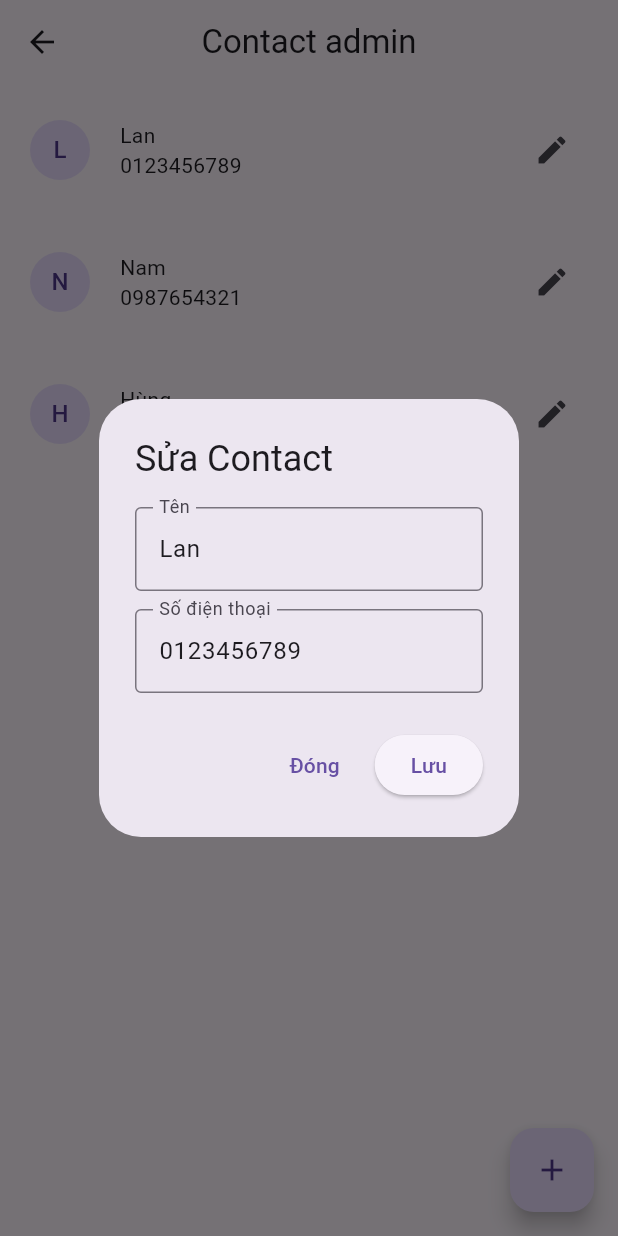
After one commit to toiluoicode/app_login_bloc, a Flutter app: the ListContactScreen screen opened directly with sample values from the repository, after a tap on the "edit" icon, on a phone screen of 412 x 824 dp. The commit adds this screen. Run offline on Flutter 3.47's test engine with Material 3 defaults, Android fonts, the phone set to English and light mode, and no system bars; our stand-ins replace equatable, flutter_bloc, shared_preferences; accounts and stored records are empty.

Commit message:
update contact

```diff
--- a/devtools_options.yaml
+++ b/devtools_options.yaml
@@ -1,3 +1,5 @@
 description: This file stores settings for Dart & Flutter DevTools.
 documentation: https://docs.flutter.dev/tools/devtools/extensions#configure-extension-enablement-states
 extensions:
+  - provider: true
+  - shared_preferences: true
--- a/lib/blocs/contact_list/contact_events.dart
+++ b/lib/blocs/contact_list/contact_events.dart
@@ -24,7 +24,10 @@ class DeleteContact extends ContactListEvent {
 
 }
 class UpdateContact extends ContactListEvent{
+  final Contact oldcontact;
+  final Contact newcontact;
+  UpdateContact({required this.oldcontact, required this.newcontact});
   @override
   // TODO: implement props
-  List<Object?> get props => [];
+  List<Object?> get props => [oldcontact, newcontact];
 }
--- a/lib/blocs/login/login_bloc.dart
+++ b/lib/blocs/login/login_bloc.dart
@@ -3,13 +3,12 @@ import 'package:flutter_bloc/flutter_bloc.dart';
 import 'package:login_app_bloc/blocs/login/login_event.dart';
 import 'package:login_app_bloc/blocs/login/login_state.dart';
 import 'package:login_app_bloc/entitys/user.dart';
-import 'package:login_app_bloc/mock/mock_data.dart';
 import 'package:login_app_bloc/storage/user_storage.dart';
 
 class LoginBloc extends Bloc<LoginEvent, LoginState> {
   LoginBloc() : super(LoginInit()) {
     on<LoginButtonPress>(_onPressLoginButton);
-    on<LoginReset>(_onResetLogin);
+
   }
   Future<void> _onPressLoginButton(
     LoginButtonPress event,
@@ -27,7 +26,4 @@ class LoginBloc extends Bloc<LoginEvent, LoginState> {
       emit(LoginFailed(null));
     }
   }
-  void _onResetLogin(LoginReset event, Emitter<LoginState> emit) {
-    emit(LoginInit());
-  }
 }
--- a/lib/blocs/login/login_event.dart
+++ b/lib/blocs/login/login_event.dart
@@ -10,6 +10,3 @@ abstract class LoginEvent extends Equatable {
 class LoginButtonPress extends LoginEvent{
   LoginButtonPress(super.userName, super.passWord);
 }
-class LoginReset extends LoginEvent {
-  LoginReset(super.userName, super.passWord);
-}
--- a/lib/widgets/displaye/ContactItem.dart
+++ b/lib/widgets/displaye/ContactItem.dart
@@ -1,5 +1,6 @@
 import 'package:flutter/material.dart';
 import 'package:flutter_bloc/flutter_bloc.dart';
+import 'package:login_app_bloc/widgets/displaye/edit_form_contact.dart';
 import '../../blocs/contact_list/contact_bloc.dart';
 import '../../blocs/contact_list/contact_events.dart';
 import '../../entitys/contact.dart';
@@ -22,11 +23,12 @@ class ContactItem extends StatelessWidget {
       onDismissed: (direction) {
         contactBloc.add(DeleteContact(contact));
       },
-      child: GestureDetector(
-        onTap: () {
-        },
       child: Padding(
         padding: const EdgeInsets.all(20.0),
+        child: Row(
+          mainAxisAlignment: MainAxisAlignment.spaceBetween,
+          children: [
+            Container(
               child: Row(
                 children: [
                   CircleAvatar(child: Text(contact.name[0])),
@@ -41,6 +43,20 @@ class ContactItem extends StatelessWidget {
                 ],
               ),
             ),
+            IconButton(
+                onPressed: () {
+                  showDialog(
+                      context: context,
+                      builder: (_){
+                        return BlocProvider.value(value: context.read<ContactBloc>(),
+                        child: EditFormContact(contact: contact,));
+                      },
+                  );
+                },
+                icon: Icon(Icons.edit)
+            )
+          ],
+        ),
       ),
     );
   }
--- /dev/null
+++ b/lib/widgets/displaye/edit_form_contact.dart
@@ -0,0 +1,80 @@
+import 'package:flutter/material.dart';
+import 'package:flutter_bloc/flutter_bloc.dart';
+import '../../blocs/contact_list/contact_bloc.dart';
+import '../../blocs/contact_list/contact_events.dart';
+import '../../entitys/contact.dart';
+
+class EditFormContact extends StatefulWidget {
+  final Contact contact;
+
+  EditFormContact({super.key, required this.contact});
+
+  @override
+  State<EditFormContact> createState() => _EditFormContactState();
+}
+
+class _EditFormContactState extends State<EditFormContact> {
+  late TextEditingController _nameController;
+
+  late TextEditingController _phoneController;
+
+  void initState() {
+    // TODO: implement initState
+    super.initState();
+    _nameController = TextEditingController(text:widget.contact.name );
+    _phoneController = TextEditingController(text:widget.contact.phone );
+  }
+  void _saveContact(BuildContext context) {
+    final newContact = Contact(
+      name: _nameController.text.trim(),
+      phone: _phoneController.text.trim(),
+    );
+    if (newContact.name.isEmpty || newContact.phone.isEmpty) {
+      ScaffoldMessenger.of(context).showSnackBar(
+        const SnackBar(content: Text("Tên hoặc số điện thoại trống")),
+      );
+      return;
+    }
+    context.read<ContactBloc>().add(UpdateContact(oldcontact: widget.contact , newcontact: newContact));
+    Navigator.pop(context);
+  }
+  @override
+
+  @override
+  Widget build(BuildContext context) {
+    return AlertDialog(
+      title: const Text("Sửa Contact"),
+      content: Column(
+        mainAxisSize: MainAxisSize.min,
+        children: [
+          TextField(
+            controller: _nameController,
+            decoration: const InputDecoration(
+              labelText: "Tên",
+              border: OutlineInputBorder(),
+            ),
+          ),
+          const SizedBox(height: 12),
+          TextField(
+            controller: _phoneController,
+            decoration: const InputDecoration(
+              labelText: "Số điện thoại",
+              border: OutlineInputBorder(),
+            ),
+            keyboardType: TextInputType.phone,
+          ),
+        ],
+      ),
+      actions: [
+        TextButton(
+          child: const Text("Đóng"),
+          onPressed: () => Navigator.pop(context),
+        ),
+        ElevatedButton(
+          child: const Text("Lưu"),
+          onPressed: () => _saveContact(context),
+        ),
+      ],
+    );
+  }
+}
```
Also changed, not shown: lib/blocs/contact_list/contact_bloc.dart (+19 -2 lines), lib/blocs/login/login_state.dart (+9 -3 lines), lib/screens/login_screen.dart (+2 -13 lines). Lines whose indentation alone changed are shown as unchanged.
